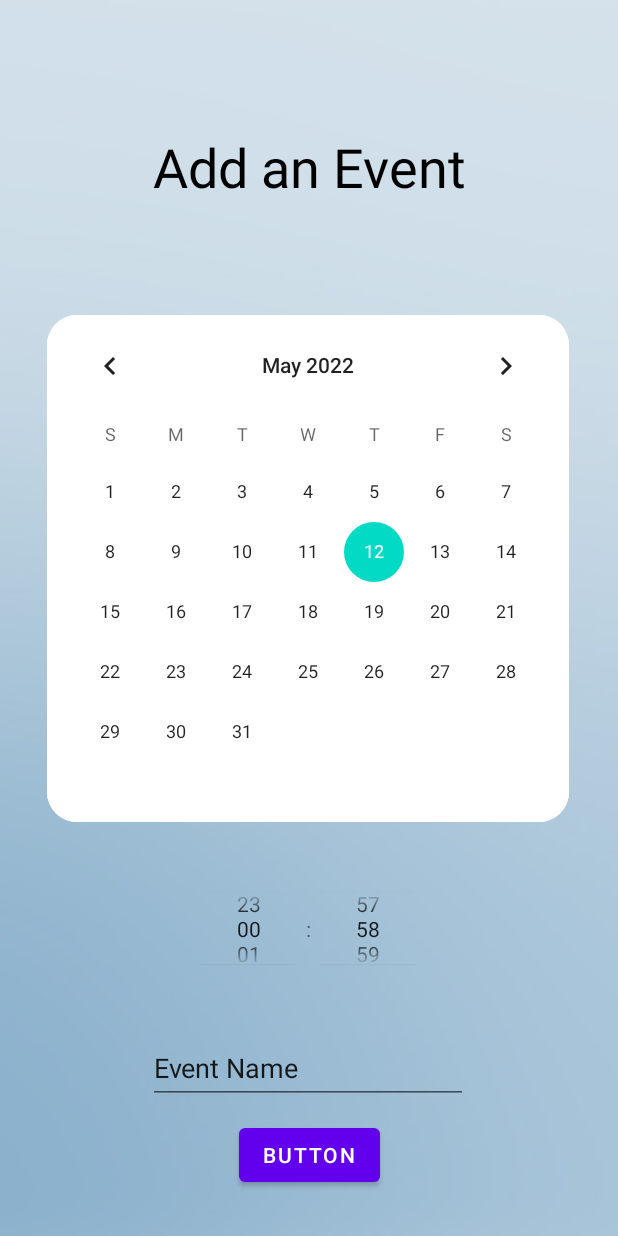
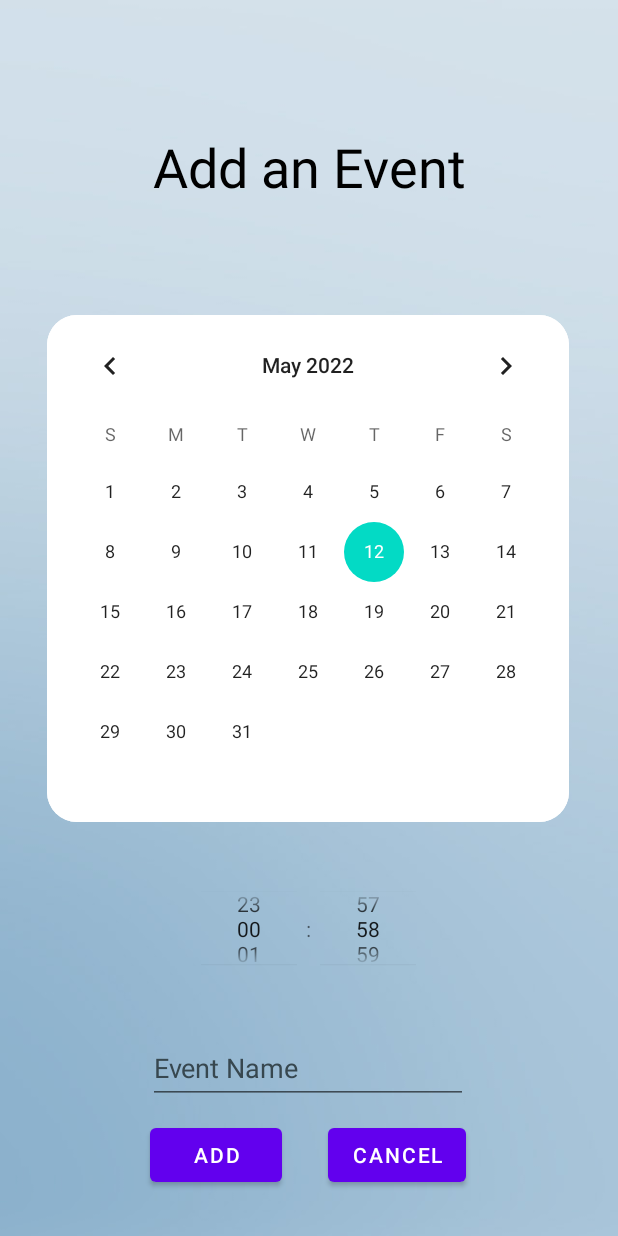
Before and after one commit to sunnayterzi/reHeimer, an Android app: the AddEventActivity screen opened directly, with no data from a screen before it, on a phone screen of 412 x 824 dp. Run offline under Robolectric (Android 15) with nearby library versions, the phone set to English and light mode, and no system bars; our stand-ins replace Firebase (no records; nobody signed in at launch, a user with empty details on screens opened directly).

```diff
--- a/app/build.gradle
+++ b/app/build.gradle
@@ -2,6 +2,7 @@
 
 plugins {
     id 'com.android.application'
+    id 'com.google.android.libraries.mapsplatform.secrets-gradle-plugin'
 }
 apply plugin: 'com.android.application'
 apply plugin: 'com.google.gms.google-services'
@@ -29,6 +30,9 @@ android {
         sourceCompatibility JavaVersion.VERSION_1_8
         targetCompatibility JavaVersion.VERSION_1_8
     }
+    buildFeatures {
+        viewBinding true
+    }
 }
 
 dependencies {
@@ -41,6 +45,8 @@ dependencies {
     implementation 'com.google.firebase:firebase-auth:21.0.1'
     implementation 'com.google.firebase:firebase-database:20.0.4'
     implementation 'com.google.firebase:firebase-storage:20.0.1'
+    implementation 'com.google.android.gms:play-services-maps:17.0.1'
+    implementation 'com.google.android.gms:play-services-location:19.0.1'
     testImplementation 'junit:junit:4.13.2'
     androidTestImplementation 'androidx.test.ext:junit:1.1.3'
     androidTestImplementation 'androidx.test.espresso:espresso-core:3.4.0'
--- a/app/src/main/java/com/example/reheimer2/AddEventActivity.java
+++ b/app/src/main/java/com/example/reheimer2/AddEventActivity.java
@@ -1,9 +1,11 @@
 package com.example.reheimer2;
 
 import androidx.annotation.NonNull;
+import androidx.annotation.RequiresApi;
 import androidx.appcompat.app.AppCompatActivity;
 
 import android.content.Intent;
+import android.os.Build;
 import android.os.Bundle;
 import android.util.Log;
 import android.view.View;
@@ -11,13 +13,16 @@ import android.widget.Button;
 import android.widget.CalendarView;
 import android.widget.TextView;
 import android.widget.TimePicker;
-import android.widget.Toast;
 
 import com.google.firebase.auth.FirebaseAuth;
 import com.google.firebase.auth.FirebaseUser;
 import com.google.firebase.database.DatabaseReference;
 import com.google.firebase.database.FirebaseDatabase;
 
+import java.time.LocalDate;
+import java.time.LocalTime;
+import java.time.format.DateTimeFormatter;
+import java.util.Locale;
 
 
 public class AddEventActivity extends AppCompatActivity {
@@ -30,7 +35,9 @@ public class AddEventActivity extends AppCompatActivity {
     private TimePicker picker;
     private Button addEventBtn;
     private TextView eventContext;
+    private Button cancelEventBtn;
 
+    @RequiresApi(api = Build.VERSION_CODES.O)
     @Override
     protected void onCreate(Bundle savedInstanceState) {
         super.onCreate(savedInstanceState);
@@ -41,6 +48,7 @@ public class AddEventActivity extends AppCompatActivity {
         calendarView = (CalendarView) findViewById(R.id.calendarView);
         addEventBtn = (Button) findViewById(R.id.addEventBtn);
         eventContext = (TextView) findViewById(R.id.eventNameInput);
+        cancelEventBtn = (Button) findViewById(R.id.cancelEventBtn);
 
         calendarView.setOnDateChangeListener(new CalendarView.OnDateChangeListener() {
             @Override
@@ -61,6 +69,7 @@ public class AddEventActivity extends AppCompatActivity {
         Intent toReminderActivity = new Intent(this,ReminderActivity.class);
         mDBRef = mDatabase.getReference("Events");
 
+
         addEventBtn.setOnClickListener(new View.OnClickListener() {
             @Override
             public void onClick(View view) {
@@ -74,5 +83,30 @@ public class AddEventActivity extends AppCompatActivity {
                 startActivity(toReminderActivity);
             }
         });
+
+        cancelEventBtn.setOnClickListener(new View.OnClickListener() {
+            @Override
+            public void onClick(View view) {
+                startActivity(toReminderActivity);
+            }
+        });
     }
+
+
 }
+/*
+*
+*
+*  String dateC = "19/05/2022";
+        DateTimeFormatter formatter1 = DateTimeFormatter.ofPattern("dd/MM/yyyy");
+        LocalDate date1 = LocalDate.parse(dateC, formatter1);
+
+        LocalTime dateT = LocalTime.of(17, 40);
+        DateTimeFormatter formatter2 = DateTimeFormatter.ofPattern("HH:mm");
+        formatter2.format(dateT);
+
+        Log.d("converting 1",date1.toString());
+        Log.d("converting 2",formatter2.format(dateT));
+*
+*
+* */
--- a/app/src/main/java/com/example/reheimer2/GamesActivity.java
+++ b/app/src/main/java/com/example/reheimer2/GamesActivity.java
@@ -52,7 +52,7 @@ public class GamesActivity extends AppCompatActivity implements View.OnClickList
                         return true;
 
                     case R.id.nav_location:
-                        startActivity(new Intent(getApplicationContext(),LocationActivity.class));
+                        startActivity(new Intent(getApplicationContext(),MapsActivity.class));
                         overridePendingTransition(0,0);
                         return true;
 
--- a/app/src/main/java/com/example/reheimer2/MainActivity.java
+++ b/app/src/main/java/com/example/reheimer2/MainActivity.java
@@ -59,7 +59,7 @@ public class MainActivity extends AppCompatActivity {
                         return true;
 
                     case R.id.nav_location:
-                        startActivity(new Intent(getApplicationContext(),LocationActivity.class));
+                        startActivity(new Intent(getApplicationContext(),MapsActivity.class));
                         overridePendingTransition(0,0);
                         return true;
 
--- a/app/src/main/java/com/example/reheimer2/PhotosActivity.java
+++ b/app/src/main/java/com/example/reheimer2/PhotosActivity.java
@@ -88,7 +88,7 @@ public class PhotosActivity extends AppCompatActivity {
                         return true;
 
                     case R.id.nav_location:
-                        startActivity(new Intent(getApplicationContext(),LocationActivity.class));
+                        startActivity(new Intent(getApplicationContext(),MapsActivity.class));
                         overridePendingTransition(0,0);
                         return true;
 
--- a/app/src/main/java/com/example/reheimer2/ReminderActivity.java
+++ b/app/src/main/java/com/example/reheimer2/ReminderActivity.java
@@ -22,6 +22,8 @@ import com.google.firebase.database.FirebaseDatabase;
 import com.google.firebase.database.ValueEventListener;
 
 import java.util.ArrayList;
+
+//TODO notification?
 
 public class ReminderActivity extends AppCompatActivity {
 
@@ -92,7 +94,7 @@ public class ReminderActivity extends AppCompatActivity {
                         return true;
 
                     case R.id.nav_location:
-                        startActivity(new Intent(getApplicationContext(),LocationActivity.class));
+                        startActivity(new Intent(getApplicationContext(),MapsActivity.class));
                         overridePendingTransition(0,0);
                         return true;
 
--- a/app/src/main/res/layout/activity_add_event.xml
+++ b/app/src/main/res/layout/activity_add_event.xml
@@ -49,15 +49,17 @@
         android:layout_height="wrap_content"
         android:layout_marginTop="20dp"
         android:ems="10"
+        android:hint="@string/event_name"
         android:inputType="textPersonName"
         android:minHeight="48dp"
-        android:text="Event Name"
+        android:textColorHint="#37474F"
         app:layout_constraintBottom_toBottomOf="parent"
         app:layout_constraintEnd_toEndOf="parent"
         app:layout_constraintHorizontal_bias="0.497"
         app:layout_constraintStart_toStartOf="parent"
         app:layout_constraintTop_toBottomOf="@+id/datePicker1"
-        app:layout_constraintVertical_bias="0.086" />
+        app:layout_constraintVertical_bias="0.086"
+        android:autofillHints="" />
 
     <Button
         android:id="@+id/addEventBtn"
@@ -65,9 +67,24 @@
         android:layout_height="wrap_content"
         android:layout_marginTop="10dp"
         android:layout_marginBottom="30dp"
-        android:text="@string/button"
+        android:text="@string/add"
+        android:textColor="#FFFFFF"
         app:layout_constraintBottom_toBottomOf="parent"
         app:layout_constraintEnd_toEndOf="parent"
+        app:layout_constraintHorizontal_bias="0.309"
+        app:layout_constraintStart_toStartOf="parent"
+        app:layout_constraintTop_toBottomOf="@+id/eventNameInput"
+        app:layout_constraintVertical_bias="1.0"
+        tools:ignore="TextContrastCheck" />
+
+    <Button
+        android:id="@+id/cancelEventBtn"
+        android:layout_width="wrap_content"
+        android:layout_height="wrap_content"
+        android:layout_marginTop="10dp"
+        android:text="@string/cancel"
+        app:layout_constraintEnd_toEndOf="parent"
+        app:layout_constraintHorizontal_bias="0.684"
         app:layout_constraintStart_toStartOf="parent"
         app:layout_constraintTop_toBottomOf="@+id/eventNameInput" />
 </androidx.constraintlayout.widget.ConstraintLayout>
--- a/app/src/main/res/values/strings.xml
+++ b/app/src/main/res/values/strings.xml
@@ -5,4 +5,8 @@
     <string name="pick_a_date">Pick a date</string>
     <string name="add_an_event">Add an Event</string>
     <string name="button">Button</string>
+    <string name="add">Add</string>
+    <string name="cancel">Cancel</string>
+    <string name="event_name">Event Name</string>
+    <string name="title_activity_maps">MapsActivity</string>
 </resources>
--- a/build.gradle
+++ b/build.gradle
@@ -15,6 +15,7 @@ buildscript {
 plugins {
     id 'com.android.application' version '7.1.3' apply false
     id 'com.android.library' version '7.1.3' apply false
+    id 'com.google.android.libraries.mapsplatform.secrets-gradle-plugin' version '2.0.0' apply false
 }
 
 
```
Also changed, not shown: app/src/main/AndroidManifest.xml (+24 -0 lines), app/src/main/java/com/example/reheimer2/MapsActivity.java (added, +97 -0 lines), app/src/main/res/layout/activity_maps.xml (added, +33 -0 lines), app/src/main/res/layout/event_item.xml (+4 -6 lines).
